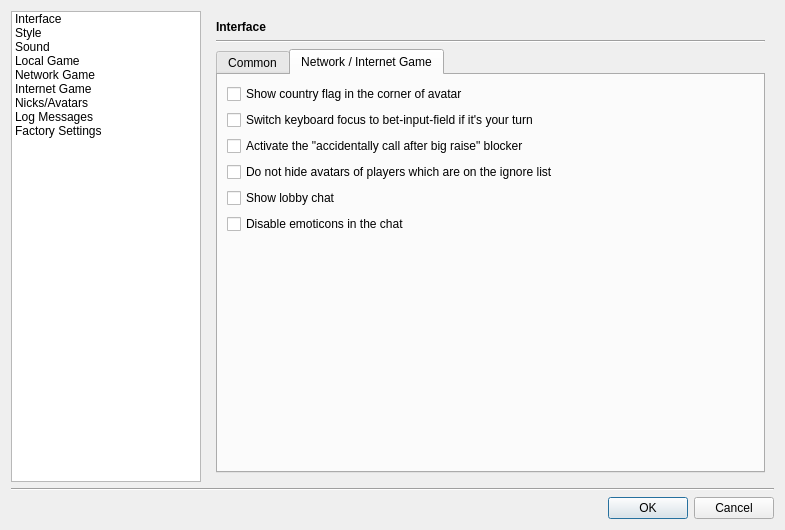
This is src/gui/qt/settingsdialog.ui in pokerth/pokerth as Qt 5 draws it before an edit. The edited form follows.
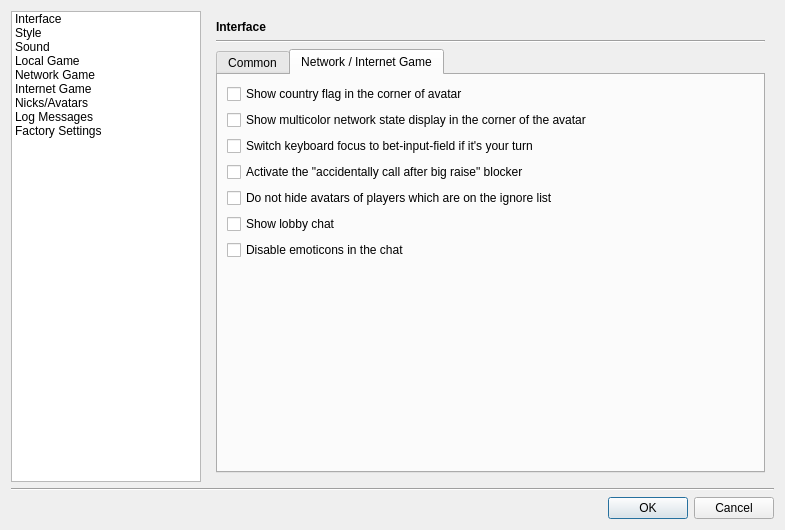
This is the edited form. The open tabs and pages were chosen to show the change. Icons and pictures are not drawn. Custom widgets are drawn as their Qt base class.

Commit message: gui part for #239 server ping state display

```diff
--- a/src/gui/qt/settingsdialog.ui
+++ b/src/gui/qt/settingsdialog.ui
@@ -289,7 +289,7 @@
              <string>Network / Internet Game</string>
             </attribute>
             <layout class="QGridLayout" name="gridLayout_3">
-             <item row="6" column="1">
+             <item row="7" column="1">
               <spacer name="verticalSpacer_9">
                <property name="orientation">
                 <enum>Qt::Vertical</enum>
@@ -309,41 +309,48 @@
                </property>
               </widget>
              </item>
-             <item row="4" column="0" colspan="2">
+             <item row="5" column="0" colspan="2">
               <widget class="QCheckBox" name="checkBox_UseLobbyChat">
                <property name="text">
                 <string>Show lobby chat</string>
                </property>
               </widget>
              </item>
-             <item row="1" column="0" colspan="2">
+             <item row="2" column="0" colspan="2">
               <widget class="QCheckBox" name="checkBox_enableBetInputFocusSwitch">
                <property name="text">
                 <string>Switch keyboard focus to bet-input-field if it's your turn</string>
                </property>
               </widget>
              </item>
-             <item row="2" column="0" colspan="2">
+             <item row="3" column="0" colspan="2">
               <widget class="QCheckBox" name="checkBox_enableAccidentallyCallBlocker">
                <property name="text">
                 <string>Activate the &quot;accidentally call after big raise&quot; blocker</string>
                </property>
               </widget>
              </item>
-             <item row="3" column="0" colspan="2">
+             <item row="4" column="0" colspan="2">
               <widget class="QCheckBox" name="checkBox_dontHideAvatarsOfIgnored">
                <property name="text">
                 <string>Do not hide avatars of players which are on the ignore list</string>
                </property>
               </widget>
              </item>
-             <item row="5" column="0">
+             <item row="6" column="0">
               <widget class="QCheckBox" name="checkBox_disableChatEmoticons">
                <property name="text">
                 <string>Disable emoticons in the chat</string>
                </property>
               </widget>
              </item>
+             <item row="1" column="0">
+              <widget class="QCheckBox" name="checkBox_showPingStateInAvatar">
+               <property name="text">
+                <string>Show multicolor network state display in the corner of the avatar</string>
+               </property>
+              </widget>
+             </item>
             </layout>
            </widget>
           </widget>
```
The commit also changes 8 other files.
